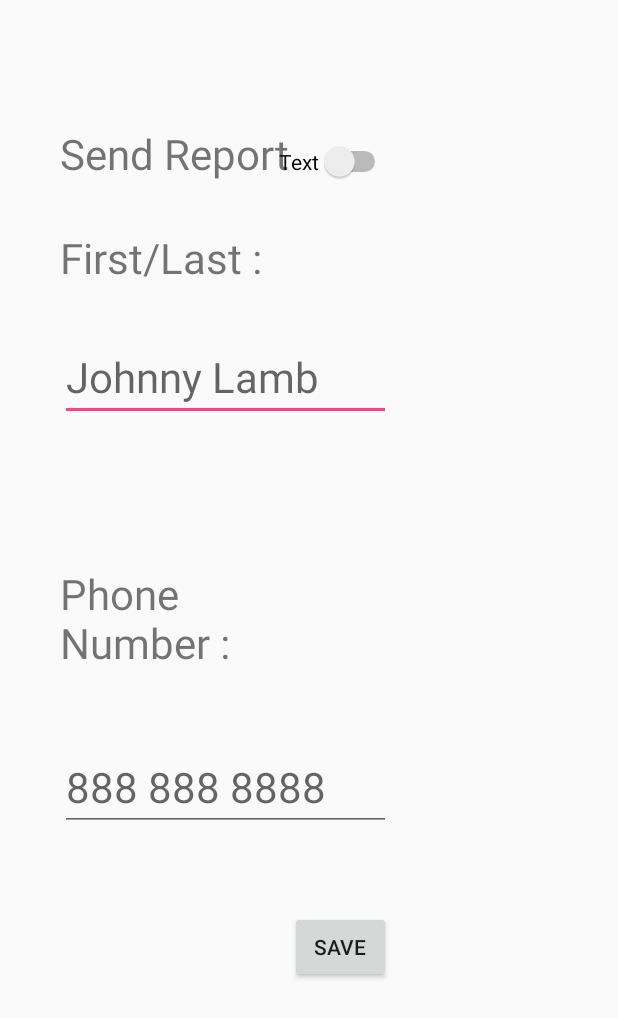
After one commit to jrsilva24/SafetyTracker, an Android app: the Settings screen opened directly, with no data from a screen before it, on a phone screen of 412 x 824 dp. The commit adds this screen. Shown: the top 1018 px of the screen. Run offline under Robolectric (Android 15) with nearby library versions, the phone set to English and light mode, and no system bars.

Commit message:
Settings Fields Added

```diff
--- a/app/build.gradle
+++ b/app/build.gradle
@@ -2,7 +2,7 @@ apply plugin: 'com.android.application'
 
 android {
     compileSdkVersion 23
-    buildToolsVersion "24.0.1"
+    buildToolsVersion '25.0.0'
 
     defaultConfig {
         applicationId "com.safety.tracker.safetytracker"
@@ -21,8 +21,9 @@ android {
 
 dependencies {
     compile fileTree(dir: 'libs', include: ['*.jar'])
-    testCompile 'junit:junit:4.12'
     compile 'com.android.support:appcompat-v7:23.4.0'
     compile 'com.android.support:design:23.4.0'
     compile 'com.google.android.gms:play-services-appindexing:8.1.0'
+    compile 'com.android.support.constraint:constraint-layout:1.0.0-alpha1'
+    testCompile 'junit:junit:4.12'
 }
--- /dev/null
+++ b/app/src/main/java/com/safety/tracker/safetytracker/Settings.java
@@ -0,0 +1,63 @@
+package com.safety.tracker.safetytracker;
+
+import android.app.Activity;
+import android.os.Bundle;
+import android.support.design.widget.FloatingActionButton;
+import android.support.design.widget.Snackbar;
+import android.support.v7.app.AppCompatActivity;
+import android.support.v7.widget.Toolbar;
+import android.view.KeyEvent;
+import android.view.View;
+import android.view.inputmethod.EditorInfo;
+import android.widget.Button;
+import android.widget.CompoundButton;
+import android.widget.EditText;
+import android.widget.Switch;
+import android.widget.TextView;
+import android.widget.Toast;
+
+public class Settings extends AppCompatActivity {
+
+    private Activity activity = this;
+    private EditText name;
+    private EditText phoneNumber;
+    private Switch textSwitchEnabled;
+
+    @Override
+    protected void onCreate(Bundle savedInstanceState) {
+        super.onCreate(savedInstanceState);
+        setContentView(R.layout.activity_settings);
+
+        name = (EditText) findViewById(R.id.editText);
+        phoneNumber = (EditText) findViewById(R.id.PhoneNumberInput);
+        textSwitchEnabled = (Switch) findViewById(R.id.switchForTexting);
+
+        if (textSwitchEnabled != null) {
+            textSwitchEnabled.setOnCheckedChangeListener(new CompoundButton.OnCheckedChangeListener() {
+                public void onCheckedChanged(CompoundButton buttonView, boolean isChecked) {
+                    Toast.makeText(activity, "The Switch is " + (isChecked ? "on" : "off"),
+                            Toast.LENGTH_SHORT).show();
+                    if(isChecked) {
+                        //do stuff when Switch is ON
+                    } else {
+                        //do stuff when Switch if OFF
+                    }
+                }
+            });
+        }
+
+        Button saveButton = (Button) findViewById(R.id.Save);
+        saveButton.setOnClickListener(new View.OnClickListener()   {
+            public void onClick(View v)  {
+                try {
+                    name.getText();
+                    phoneNumber.getText();
+                } catch (Exception e) {
+                    e.printStackTrace();
+                }
+            }
+        });
+
+    }
+
+}
--- a/app/src/main/res/layout/activity_home.xml
+++ b/app/src/main/res/layout/activity_home.xml
@@ -14,7 +14,7 @@
         android:layout_alignParentTop="true"
         android:layout_centerHorizontal="true" />
     <Button
-        android:id="@+id/angry_btn"
+        android:id="@+id/settings"
 
         android:text="Settings"
         android:textColor="#FFFFFF"
--- /dev/null
+++ b/app/src/main/res/layout/activity_settings.xml
@@ -0,0 +1,102 @@
+<?xml version="1.0" encoding="utf-8"?>
+<RelativeLayout xmlns:android="http://schemas.android.com/apk/res/android"
+    xmlns:tools="http://schemas.android.com/tools"
+    android:layout_width="match_parent"
+    android:layout_height="match_parent">
+
+
+    <EditText
+        android:id="@+id/editText"
+        android:layout_width="wrap_content"
+        android:layout_height="wrap_content"
+        android:layout_alignEnd="@+id/switchForTexting"
+        android:layout_alignLeft="@+id/NameText"
+        android:layout_alignRight="@+id/switchForTexting"
+        android:layout_alignStart="@+id/NameText"
+        android:layout_below="@+id/NameText"
+        android:layout_marginTop="31dp"
+        android:ems="10"
+        android:hint="Johnny Lamb"
+        android:inputType="text"
+        android:textSize="28dp" />
+
+    <TextView
+        android:id="@+id/PhoneView"
+        android:layout_width="wrap_content"
+        android:layout_height="wrap_content"
+        android:text="Phone Number :"
+        android:textSize="28dp"
+        tools:text="Phone Number :"
+        android:layout_centerVertical="true"
+        android:layout_alignLeft="@+id/editText"
+        android:layout_alignStart="@+id/editText"
+        android:layout_alignRight="@+id/NameText"
+        android:layout_alignEnd="@+id/NameText" />
+
+    <TextView
+        android:id="@+id/Switch"
+        android:layout_width="wrap_content"
+        android:layout_height="wrap_content"
+        android:layout_alignParentLeft="true"
+        android:layout_alignParentStart="true"
+        android:layout_alignParentTop="true"
+        android:layout_marginLeft="40dp"
+        android:layout_marginStart="40dp"
+        android:layout_marginTop="83dp"
+        android:text="Send Report"
+        android:textSize="28dp"
+        tools:text="Send Report" />
+
+    <EditText
+        android:id="@+id/PhoneNumberInput"
+        android:layout_width="wrap_content"
+        android:layout_height="wrap_content"
+        android:layout_marginTop="48dp"
+        android:ems="10"
+        android:textSize="28dp"
+        android:hint="888 888 8888"
+        android:inputType="phone"
+        android:layout_below="@+id/PhoneView"
+        android:layout_alignLeft="@+id/editText"
+        android:layout_alignStart="@+id/editText"
+        android:layout_alignRight="@+id/editText"
+        android:layout_alignEnd="@+id/editText" />
+
+    <TextView
+        android:id="@+id/NameText"
+        android:layout_width="wrap_content"
+        android:layout_height="wrap_content"
+        android:text="First/Last :"
+        android:textSize="28dp"
+        tools:text="Phone Number :"
+        android:layout_marginTop="31dp"
+        android:layout_below="@+id/switchForTexting"
+        android:layout_alignLeft="@+id/Switch"
+        android:layout_alignStart="@+id/Switch" />
+
+    <Switch
+        android:id="@+id/switchForTexting"
+        android:layout_width="wrap_content"
+        android:layout_height="wrap_content"
+        android:text="Text"
+        android:layout_alignBaseline="@+id/Switch"
+        android:layout_alignBottom="@+id/Switch"
+        android:layout_toRightOf="@+id/NameText"
+        android:layout_toEndOf="@+id/NameText"
+        android:layout_marginLeft="11dp"
+        android:layout_marginStart="11dp" />
+
+    <Button
+        android:id="@+id/Save"
+        android:layout_width="wrap_content"
+        android:layout_height="wrap_content"
+        android:layout_alignEnd="@+id/PhoneNumberInput"
+        android:layout_alignRight="@+id/PhoneNumberInput"
+        android:layout_below="@+id/PhoneNumberInput"
+        android:layout_marginTop="53dp"
+        android:layout_toEndOf="@+id/Switch"
+        android:layout_toRightOf="@+id/Switch"
+        android:text="Save"
+        tools:text="Save" />
+
+</RelativeLayout>
--- a/app/src/main/res/values/colors.xml
+++ b/app/src/main/res/values/colors.xml
@@ -2,5 +2,5 @@
 <resources>
     <color name="colorPrimary">#3F51B5</color>
     <color name="colorPrimaryDark">#303F9F</color>
-    <color name="colorAccent">#FF4081</color>
+    <color name="colorAccent">#ff4081</color>
 </resources>
--- a/build.gradle
+++ b/build.gradle
@@ -5,7 +5,7 @@ buildscript {
         jcenter()
     }
     dependencies {
-        classpath 'com.android.tools.build:gradle:2.1.2'
+        classpath 'com.android.tools.build:gradle:2.3.3'
 
         // NOTE: Do not place your application dependencies here; they belong
         // in the individual module build.gradle files
```
Also changed, not shown: app/src/main/AndroidManifest.xml (+12 -2 lines), app/src/main/java/com/safety/tracker/safetytracker/Home.java (+12 -7 lines), app/src/main/java/com/safety/tracker/safetytracker/Tracker.java (+56 -31 lines), app/src/main/res/layout/content_home.xml (deleted, +0 -29 lines), app/src/main/res/layout/content_settings.xml (added, +11 -0 lines), app/src/main/res/layout/tracker.xml (+9 -31 lines), app/src/main/res/values/strings.xml (+13 -0 lines), gradle/wrapper/gradle-wrapper.properties.
